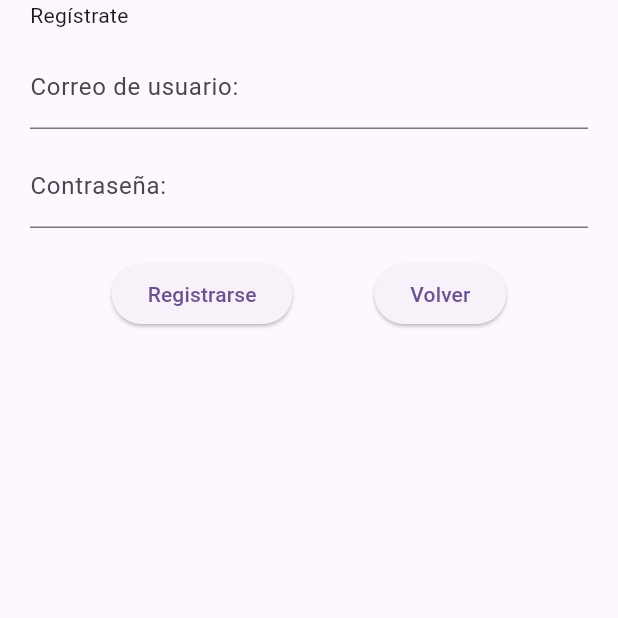
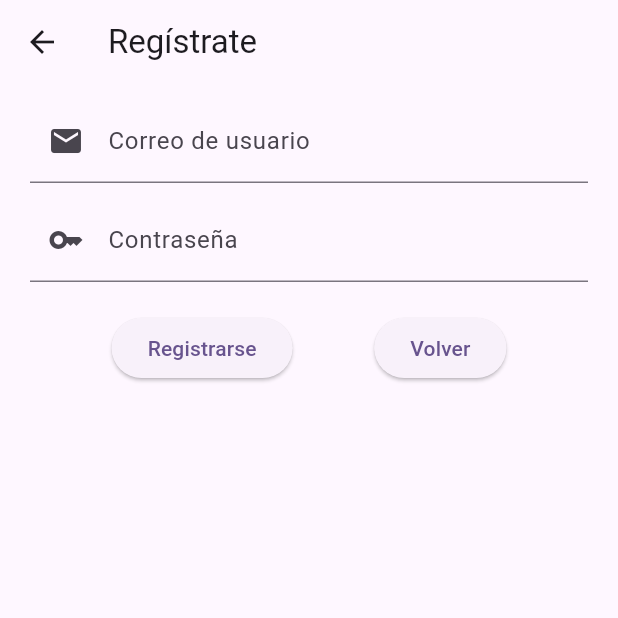
Before and after one commit to Railgun124/proyecto_final, a Flutter app: the newUser screen opened directly, on a phone screen of 412 x 824 dp, the top half of it. Run offline on Flutter 3.47's test engine with Material 3 defaults, Android fonts, the phone set to English and light mode, and no system bars; our stand-ins replace cloud_firestore, firebase_auth, firebase_core, firebase_storage, flutter_cache_manager, image_picker; accounts and stored records are empty.

Commit message:
Version1.2

```diff
--- a/lib/appMain.dart
+++ b/lib/appMain.dart
@@ -17,12 +17,13 @@ class _MainAppState extends State<MainApp> {
   @override
   Widget build(BuildContext context) {
     return Scaffold(
+      appBar: AppBar(
+        title:  Text("Inicia sesión"),
+      ),
       body: Container(
         padding: EdgeInsets.symmetric(horizontal: 20),
         child: ListView(
           children: [
-            SizedBox(height: 20),
-            Text("Inicia sesión"),
             SizedBox(height: 10),
             TextField(
               controller: correo,
--- a/lib/menuUsuario.dart
+++ b/lib/menuUsuario.dart
@@ -59,7 +59,7 @@ class _MenuUsuarioState extends State<MenuUsuario> {
   @override
   Widget build(BuildContext context) {
     return Scaffold(
-      appBar: AppBar(title: Text("Menu Principal"),),
+      appBar: AppBar(title: Text("EventusVox"),),
       body: dinamico(),
       drawer: Drawer(
         child: ListView(
@@ -80,7 +80,7 @@ class _MenuUsuarioState extends State<MenuUsuario> {
                 Text("${DB.obtenerUsuarioEmail()}",
                   style: TextStyle(
                       color: Colors.white,
-                      fontSize: 25
+                      fontSize: 17
                   ),),
               ],
             ),decoration: BoxDecoration(color: Colors.lightBlue),),
--- a/lib/newUser.dart
+++ b/lib/newUser.dart
@@ -16,23 +16,27 @@ class _newUserState extends State<newUser> {
   @override
   Widget build(BuildContext context) {
     return Scaffold(
+      appBar: AppBar(
+        title: Text("Regístrate"),
+      ),
       body: Container(
         padding: EdgeInsets.symmetric(horizontal: 20), // Ajusta según sea necesario
         child: ListView(
           children: [
-            Text("Regístrate"),
             SizedBox(height: 10),
             TextField(
               controller: correo,
               decoration: InputDecoration(
-                labelText: "Correo de usuario:",
+                labelText: "Correo de usuario",
+                prefixIcon: Icon(Icons.email),
               ),
             ),
             SizedBox(height: 10),
             TextField(
               controller: pass,
               decoration: InputDecoration(
-                labelText: "Contraseña:",
+                labelText: "Contraseña",
+                prefixIcon: Icon(Icons.key),
               ),
             ),
             SizedBox(height: 20),
```
